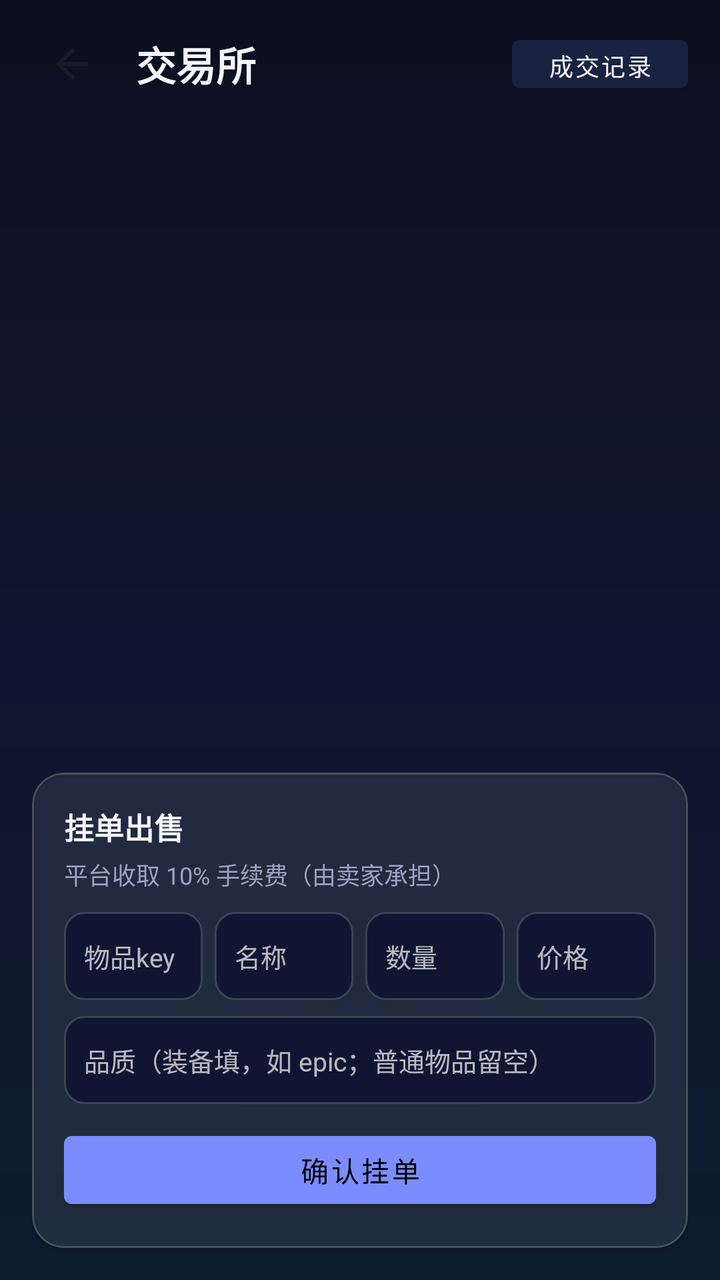
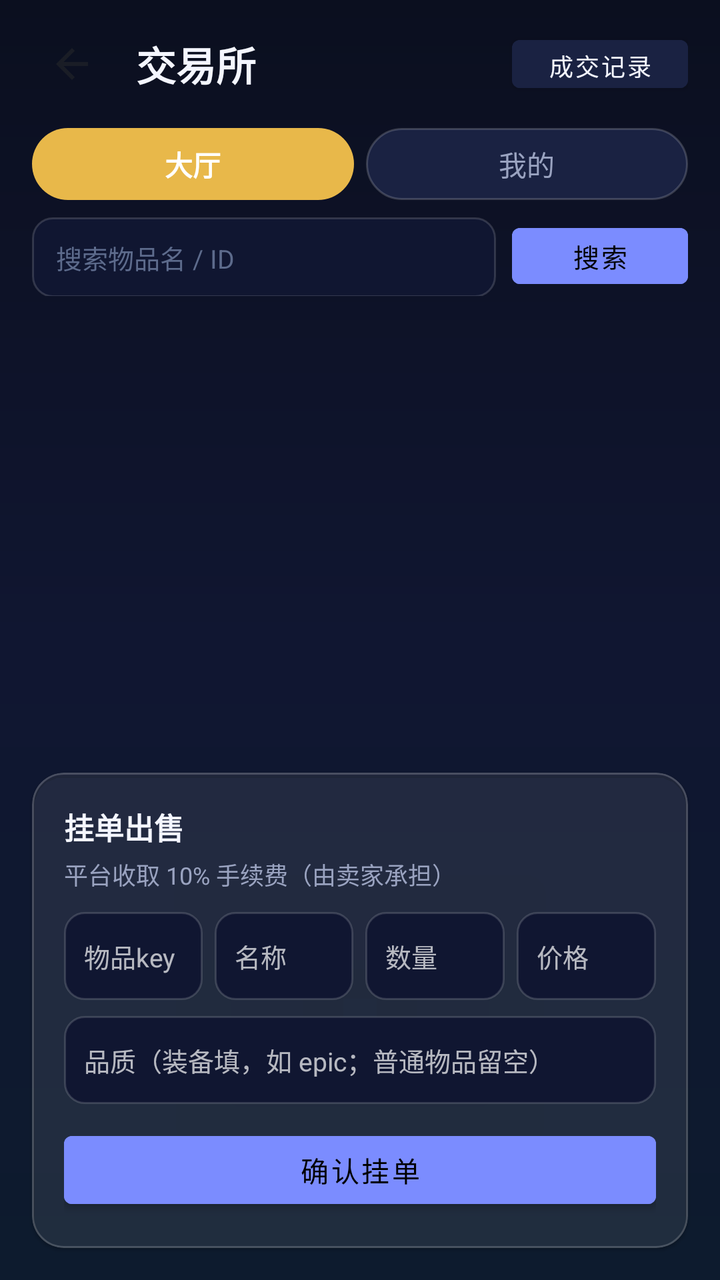

Compare the two renders of this Android layout. The source of the first and the diff that turns it into the second are given below.
<!-- AndroidManifest.xml: application theme Theme.Yishijie -->
<!-- res/layout/activity_exchange.xml -->
<?xml version="1.0" encoding="utf-8"?>
<LinearLayout xmlns:android="http://schemas.android.com/apk/res/android"
    xmlns:app="http://schemas.android.com/apk/res-auto"
    android:layout_width="match_parent"
    android:layout_height="match_parent"
    android:orientation="vertical"
    android:background="@drawable/bg_app">

    
    <LinearLayout
        android:layout_width="match_parent"
        android:layout_height="wrap_content"
        android:orientation="horizontal"
        android:gravity="center_vertical"
        android:paddingStart="16dp"
        android:paddingEnd="16dp"
        android:paddingTop="12dp"
        android:paddingBottom="12dp">

        <ImageButton
            android:id="@+id/btnBack"
            android:layout_width="40dp"
            android:layout_height="40dp"
            android:src="@drawable/ic_back"
            android:background="?attr/selectableItemBackgroundBorderless"
            android:contentDescription="返回" />

        <TextView
            android:layout_width="0dp"
            android:layout_height="wrap_content"
            android:layout_weight="1"
            android:text="交易所"
            android:textSize="20sp"
            android:textColor="@color/text_primary"
            android:textStyle="bold"
            android:layout_marginStart="12dp" />

        <Button
            android:id="@+id/btnHistory"
            android:layout_width="wrap_content"
            android:layout_height="36dp"
            android:text="成交记录"
            android:textSize="12sp"
            android:backgroundTint="@color/surface_light"
            android:textColor="@color/text_primary" />
    </LinearLayout>

    
    <ScrollView
        android:layout_width="match_parent"
        android:layout_height="0dp"
        android:layout_weight="1"
        android:fillViewport="true">
        <LinearLayout
            android:id="@+id/llListings"
            android:layout_width="match_parent"
            android:layout_height="wrap_content"
            android:orientation="vertical"
            android:paddingStart="16dp"
            android:paddingEnd="16dp"
            android:paddingBottom="8dp" />
    </ScrollView>

    <TextView
        android:id="@+id/tvStatus"
        android:layout_width="match_parent"
        android:layout_height="wrap_content"
        android:text=""
        android:textSize="13sp"
        android:textColor="@color/text_secondary"
        android:gravity="center"
        android:paddingTop="4dp"
        android:paddingBottom="4dp" />

    
    <com.google.android.material.card.MaterialCardView
        android:layout_width="match_parent"
        android:layout_height="wrap_content"
        app:cardBackgroundColor="@color/glass_card"
        app:cardCornerRadius="16dp"
        app:cardElevation="1dp"
        app:strokeColor="@color/glass_border"
        app:strokeWidth="1dp"
        android:layout_marginStart="16dp"
        android:layout_marginEnd="16dp"
        android:layout_marginBottom="16dp">

        <LinearLayout
            android:layout_width="match_parent"
            android:layout_height="wrap_content"
            android:orientation="vertical"
            android:padding="16dp">

            <TextView
                android:layout_width="wrap_content"
                android:layout_height="wrap_content"
                android:text="挂单出售"
                android:textSize="15sp"
                android:textColor="@color/text_primary"
                android:textStyle="bold"
                android:layout_marginBottom="4dp" />

            <TextView
                android:layout_width="wrap_content"
                android:layout_height="wrap_content"
                android:text="平台收取 10% 手续费（由卖家承担）"
                android:textSize="12sp"
                android:textColor="@color/text_secondary"
                android:layout_marginBottom="10dp" />

            <LinearLayout
                android:layout_width="match_parent"
                android:layout_height="wrap_content"
                android:orientation="horizontal">
                <EditText
                    android:id="@+id/etItemKey"
                    android:layout_width="0dp"
                    android:layout_height="44dp"
                    android:layout_weight="1"
                    android:hint="物品key"
                    android:textSize="13sp"
                    android:background="@drawable/bg_input"
                    android:paddingHorizontal="10dp"
                    android:layout_marginEnd="6dp" />
                <EditText
                    android:id="@+id/etItemName"
                    android:layout_width="0dp"
                    android:layout_height="44dp"
                    android:layout_weight="1"
                    android:hint="名称"
                    android:textSize="13sp"
                    android:background="@drawable/bg_input"
                    android:paddingHorizontal="10dp"
                    android:layout_marginEnd="6dp" />
                <EditText
                    android:id="@+id/etItemQty"
                    android:layout_width="0dp"
                    android:layout_height="44dp"
                    android:layout_weight="1"
                    android:hint="数量"
                    android:inputType="number"
                    android:textSize="13sp"
                    android:background="@drawable/bg_input"
                    android:paddingHorizontal="10dp"
                    android:layout_marginEnd="6dp" />
                <EditText
                    android:id="@+id/etItemPrice"
                    android:layout_width="0dp"
                    android:layout_height="44dp"
                    android:layout_weight="1"
                    android:hint="价格"
                    android:inputType="number"
                    android:textSize="13sp"
                    android:background="@drawable/bg_input"
                    android:paddingHorizontal="10dp" />
            </LinearLayout>

            <EditText
                android:id="@+id/etItemQuality"
                android:layout_width="match_parent"
                android:layout_height="44dp"
                android:hint="品质（装备填，如 epic；普通物品留空）"
                android:textSize="13sp"
                android:background="@drawable/bg_input"
                android:paddingHorizontal="10dp"
                android:layout_marginTop="8dp" />

            <Button
                android:id="@+id/btnList"
                android:layout_width="match_parent"
                android:layout_height="46dp"
                android:text="确认挂单"
                android:textSize="14sp"
                android:backgroundTint="@color/primary"
                android:layout_marginTop="10dp" />
        </LinearLayout>
    </com.google.android.material.card.MaterialCardView>
</LinearLayout>
<!-- resources referenced by this layout -->
<resources>
  <color name="glass_border">#2EFFFFFF</color>
  <color name="glass_card">#14FFFFFF</color>
  <color name="primary">#7B8CFF</color>
  <color name="surface_light">#1A2242</color>
  <color name="text_primary">#F4F6FF</color>
  <color name="text_secondary">#9AA3C0</color>
  <!-- drawable bg_app (drawable) -->
  <?xml version="1.0" encoding="utf-8"?>
  <shape xmlns:android="http://schemas.android.com/apk/res/android" android:shape="rectangle">
      <gradient
          android:startColor="#0B0F1F"
          android:centerColor="#101631"
          android:endColor="#0D1B2E"
          android:angle="270" />
  </shape>
  <!-- drawable bg_input (drawable) -->
  <?xml version="1.0" encoding="utf-8"?>
  <shape xmlns:android="http://schemas.android.com/apk/res/android">
      <solid android:color="@color/surface" />
      <stroke android:width="1dp" android:color="@color/surface_border" />
      <corners android:radius="10dp" />
  </shape>
  <!-- drawable ic_back (drawable) -->
  <?xml version="1.0" encoding="utf-8"?>
  <vector xmlns:android="http://schemas.android.com/apk/res/android"
      android:width="24dp"
      android:height="24dp"
      android:viewportWidth="24"
      android:viewportHeight="24">
      <path
          android:fillColor="#1A1D26"
          android:pathData="M20,11H7.83l5.59,-5.59L12,4l-8,8 8,8 1.41,-1.41L7.83,13H20v-2z"/>
  </vector>
  <style name="Theme.Yishijie" parent="Theme.MaterialComponents.NoActionBar">
          <item name="colorPrimary">@color/primary</item>
          <item name="colorPrimaryDark">@color/primary_dark</item>
          <item name="colorAccent">@color/accent</item>
          <item name="android:windowBackground">@color/background</item>
          <item name="android:statusBarColor">@color/background</item>
          <item name="android:navigationBarColor">@color/background</item>
          <item name="android:windowLightStatusBar">false</item>
          <item name="android:windowLightNavigationBar">false</item>
      </style>
  <color name="surface">#101631</color>
  <color name="surface_border">#26FFFFFF</color>
  <color name="primary_dark">#5A6BE8</color>
  <color name="accent">#E8B84A</color>
  <color name="background">#0B0F1F</color>
</resources>

<!-- the commit's change to res/layout/activity_exchange.xml (unified diff, before → after) -->
@@ -21,7 +21,7 @@
             android:id="@+id/btnBack"
             android:layout_width="40dp"
             android:layout_height="40dp"
-            android:src="@drawable/ic_back"
+            app:srcCompat="@drawable/ic_back"
             android:background="?attr/selectableItemBackgroundBorderless"
             android:contentDescription="返回" />
 
@@ -46,6 +46,70 @@
     </LinearLayout>
 
     
+    <LinearLayout
+        android:layout_width="match_parent"
+        android:layout_height="wrap_content"
+        android:orientation="horizontal"
+        android:paddingStart="16dp"
+        android:paddingEnd="16dp"
+        android:paddingBottom="8dp">
+
+        <TextView
+            android:id="@+id/tabHall"
+            android:layout_width="0dp"
+            android:layout_height="36dp"
+            android:layout_weight="1"
+            android:text="大厅"
+            android:textSize="14sp"
+            android:textColor="#FFFFFF"
+            android:textStyle="bold"
+            android:gravity="center"
+            android:layout_marginEnd="6dp"
+            android:background="@drawable/bg_tab_selected" />
+
+        <TextView
+            android:id="@+id/tabMine"
+            android:layout_width="0dp"
+            android:layout_height="36dp"
+            android:layout_weight="1"
+            android:text="我的"
+            android:textSize="14sp"
+            android:textColor="#9AA3C0"
+            android:gravity="center"
+            android:background="@drawable/bg_tab_unselected" />
+    </LinearLayout>
+
+    <LinearLayout
+        android:layout_width="match_parent"
+        android:layout_height="wrap_content"
+        android:orientation="horizontal"
+        android:paddingStart="16dp"
+        android:paddingEnd="16dp"
+        android:paddingBottom="10dp">
+
+        <EditText
+            android:id="@+id/etSearch"
+            android:layout_width="0dp"
+            android:layout_height="40dp"
+            android:layout_weight="1"
+            android:hint="搜索物品名 / ID"
+            android:textSize="13sp"
+            android:textColor="@color/text_primary"
+            android:textColorHint="@color/text_hint"
+            android:background="@drawable/bg_input"
+            android:paddingHorizontal="12dp"
+            android:inputType="text"
+            android:layout_marginEnd="8dp" />
+
+        <Button
+            android:id="@+id/btnSearch"
+            android:layout_width="wrap_content"
+            android:layout_height="40dp"
+            android:text="搜索"
+            android:textSize="13sp"
+            android:backgroundTint="@color/primary" />
+    </LinearLayout>
+
     <ScrollView
         android:layout_width="match_parent"
         android:layout_height="0dp"
<!-- resource entries referenced after the edit -->
@@ -4,6 +4,7 @@
   <color name="glass_card">#14FFFFFF</color>
   <color name="primary">#7B8CFF</color>
   <color name="surface_light">#1A2242</color>
+  <color name="text_hint">#5D6B8C</color>
   <color name="text_primary">#F4F6FF</color>
   <color name="text_secondary">#9AA3C0</color>
   <!-- drawable bg_app (drawable) -->
@@ -21,6 +22,19 @@
       <solid android:color="@color/surface" />
       <stroke android:width="1dp" android:color="@color/surface_border" />
       <corners android:radius="10dp" />
+  </shape>
+  <!-- drawable bg_tab_selected (drawable) -->
+  <?xml version="1.0" encoding="utf-8"?>
+  <shape xmlns:android="http://schemas.android.com/apk/res/android" android:shape="rectangle">
+      <solid android:color="#E8B84A" />
+      <corners android:radius="20dp" />
+  </shape>
+  <!-- drawable bg_tab_unselected (drawable) -->
+  <?xml version="1.0" encoding="utf-8"?>
+  <shape xmlns:android="http://schemas.android.com/apk/res/android" android:shape="rectangle">
+      <solid android:color="#1A2242" />
+      <corners android:radius="20dp" />
+      <stroke android:width="1dp" android:color="#2EFFFFFF" />
   </shape>
   <!-- drawable ic_back (drawable) -->
   <?xml version="1.0" encoding="utf-8"?>
